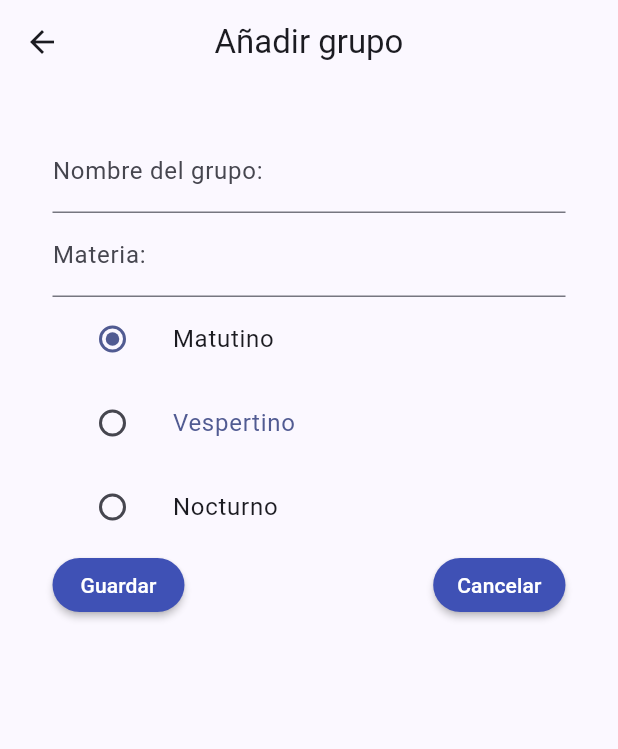
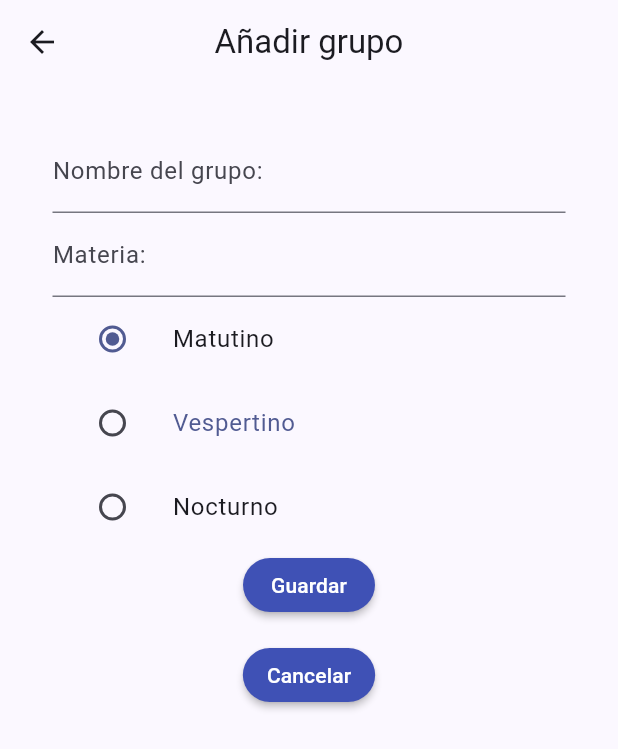
Before and after one commit to Noise-Wall/control-asistencia-alumnos, a Flutter app: the GrupoAdd screen opened directly, on a phone screen of 412 x 824 dp. Shown: the top 749 px of the screen. Run offline on Flutter 3.47's test engine with Material 3 defaults, Android fonts, the light colour scheme and no system bars; our stand-ins replace flutter_dotenv, flutter_slidable, sqflite, sqflite_common_ffi; accounts and stored records are empty.

Commit message:
Update grupos_add.dart

```diff
--- a/lib/paginas/pagina_principal/grupos_add.dart
+++ b/lib/paginas/pagina_principal/grupos_add.dart
@@ -141,21 +141,23 @@ class _GrupoAddState extends State<GrupoAdd> {
                 ],
               ),
               // fila de botones
-              Row(
-                mainAxisAlignment: MainAxisAlignment.spaceBetween,
+              Column(
+                mainAxisAlignment: MainAxisAlignment.center,
                 children: [
                   Boton(
                     texto: "Guardar",
                     onPresionado: crearEditarGrupo,
                   ),
+                  SizedBox(height: 12), // Espacio entre los botones
                   Boton(
                     texto: "Cancelar",
-                    onPresionado: Navigator
-                        .of(context)
-                        .pop,
+                    onPresionado: () {
+                      Navigator.of(context).pop();
+                    },
                   ),
                 ],
               )
+
             ],
           ),
         ),
```
